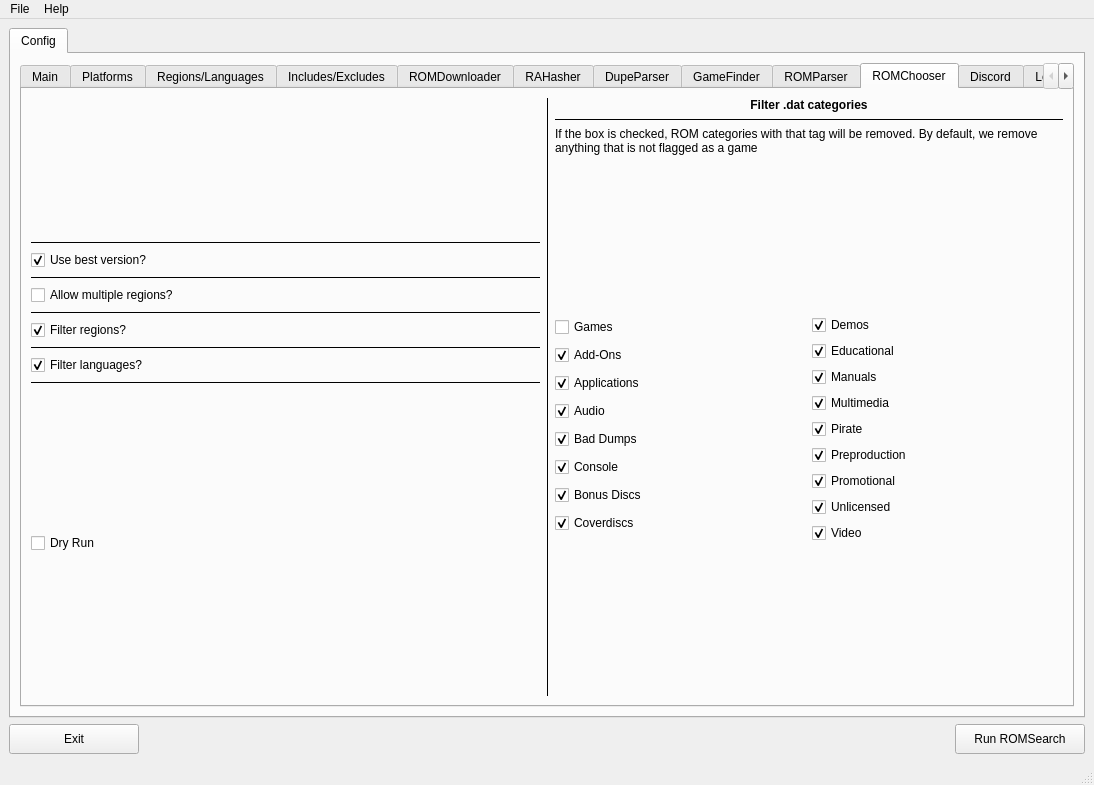
Before: the Qt Designer form romsearch/gui/layout_romsearch.ui in bbtufty/romsearch, drawn with Qt 5.
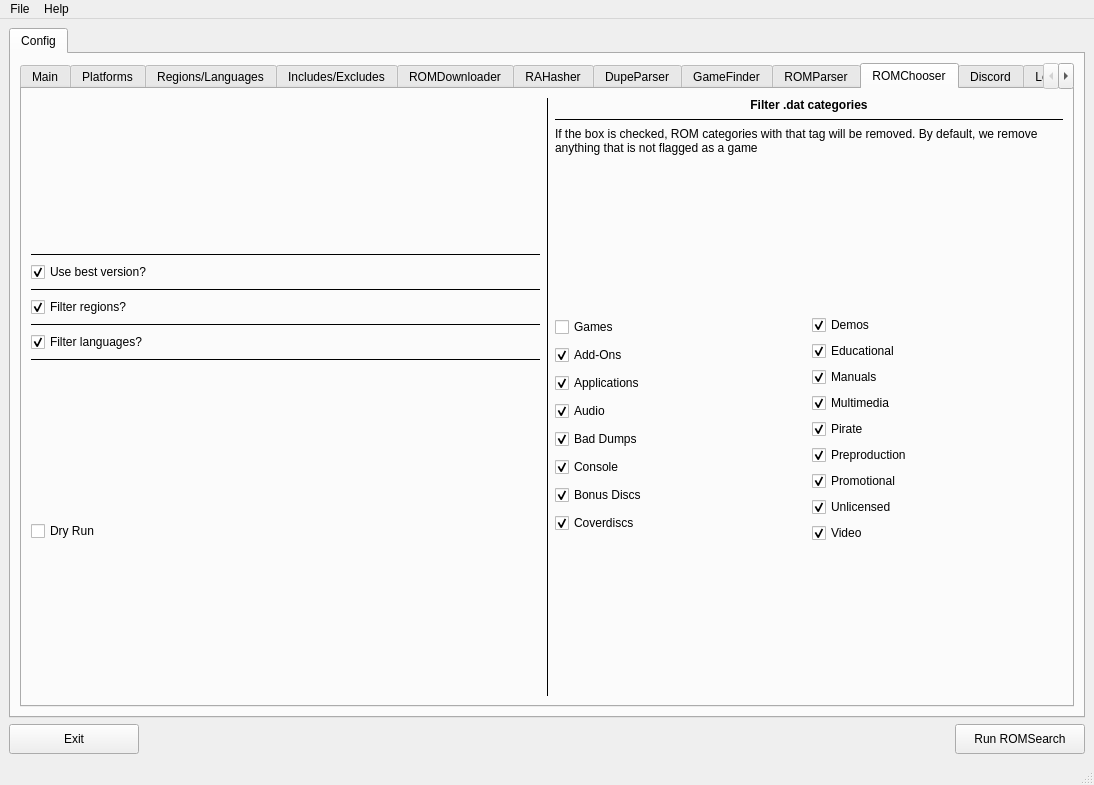
After: the same form once the commit is applied. The open tabs and pages were chosen to show the change.

The edit to the form file:
```diff
--- a/romsearch/gui/layout_romsearch.ui
+++ b/romsearch/gui/layout_romsearch.ui
@@ -1755,29 +1755,6 @@
                   </property>
                  </widget>
                 </item>
-                <item>
-                 <widget class="Line" name="lineConfigRomChooserUseBestVersionDividerBottom">
-                  <property name="frameShadow">
-                   <enum>QFrame::Shadow::Plain</enum>
-                  </property>
-                  <property name="orientation">
-                   <enum>Qt::Orientation::Horizontal</enum>
-                  </property>
-                 </widget>
-                </item>
-                <item>
-                 <widget class="QCheckBox" name="checkBoxConfigRomChooserAllowMultipleRegions">
-                  <property name="statusTip">
-                   <string>Whether to allow multiple regions, or to just use the most preferred region. Default unchecked</string>
-                  </property>
-                  <property name="text">
-                   <string>Allow multiple regions?</string>
-                  </property>
-                  <property name="checked">
-                   <bool>false</bool>
-                  </property>
-                 </widget>
-                </item>
                 <item>
                  <widget class="Line" name="lineConfigRomChooserFilterRegionsDividerTop">
                   <property name="frameShadow">
```
